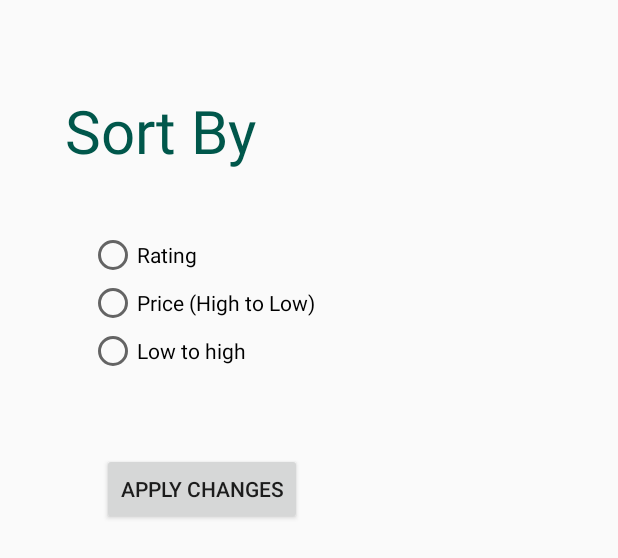
After one commit to hrishikeshpm78/AndroidBazaar, an Android app: the layout activity_sort_page.xml on its own in the app's theme, with its tools: preview values and no code run, on a phone screen of 412 x 824 dp. The commit adds this screen. Shown: the top 558 px of the screen. Run offline under Robolectric (Android 15) with nearby library versions, the light colour scheme and no system bars.

Commit message:
sortpage done

```diff
--- a/app/src/main/AndroidManifest.xml
+++ b/app/src/main/AndroidManifest.xml
@@ -11,7 +11,8 @@
         android:roundIcon="@mipmap/ic_launcher_round"
         android:supportsRtl="true"
         android:theme="@style/AppTheme">
-        <activity android:name=".mainactivities.MyOrders"></activity>
+        <activity android:name=".mainactivities.SortPage"></activity>
+        <activity android:name=".mainactivities.MyOrders" />
         <activity android:name=".mainactivities.CartPage" />
         <activity android:name=".mainactivities.FinalPage" />
         <activity android:name=".mainactivities.ContactUs" />
--- a/app/src/main/java/com/example/bazaar/mainactivities/FinalPage.java
+++ b/app/src/main/java/com/example/bazaar/mainactivities/FinalPage.java
@@ -19,6 +19,9 @@ public class FinalPage extends AppCompatActivity {
             @Override
             public void onClick(View v) {
                 Intent intent=new Intent(FinalPage.this,Home.class);
+                Bundle bundle=new Bundle();
+                bundle.putString("Source","finalpage");
+                intent.putExtras(bundle);
                 startActivity(intent);
             }
         });
--- a/app/src/main/java/com/example/bazaar/mainactivities/MainActivity.java
+++ b/app/src/main/java/com/example/bazaar/mainactivities/MainActivity.java
@@ -70,6 +70,9 @@ public class MainActivity extends AppCompatActivity {
             @Override
             public void onClick(View v) {
                 Intent intent=new Intent(MainActivity.this,Home.class);
+                Bundle bundle=new Bundle();
+                bundle.putString("Source","main_activity");
+                intent.putExtras(bundle);
                 startActivity(intent);
             }
         });
--- a/app/src/main/java/com/example/bazaar/mainactivities/SignupActivity.java
+++ b/app/src/main/java/com/example/bazaar/mainactivities/SignupActivity.java
@@ -94,6 +94,9 @@ public class SignupActivity extends AppCompatActivity {
 
 
         Intent intent=new Intent(SignupActivity.this,Home.class);
+        Bundle bundle=new Bundle();
+        bundle.putString("Source","signup_activity");
+        intent.putExtras(bundle);
         startActivity(intent);
     }
 }
--- /dev/null
+++ b/app/src/main/res/layout/activity_sort_page.xml
@@ -0,0 +1,75 @@
+<?xml version="1.0" encoding="utf-8"?>
+<android.support.constraint.ConstraintLayout xmlns:android="http://schemas.android.com/apk/res/android"
+    xmlns:app="http://schemas.android.com/apk/res-auto"
+    xmlns:tools="http://schemas.android.com/tools"
+    android:layout_width="match_parent"
+    android:layout_height="match_parent"
+    tools:context=".mainactivities.SortPage">
+
+    <TextView
+        android:id="@+id/textView2"
+        android:layout_width="wrap_content"
+        android:layout_height="wrap_content"
+        android:layout_marginStart="8dp"
+        android:layout_marginLeft="8dp"
+        android:layout_marginTop="60dp"
+        android:layout_marginEnd="8dp"
+        android:layout_marginRight="8dp"
+        android:text="Sort By"
+        android:textColor="@color/colorPrimaryDark"
+        android:textSize="40sp"
+        app:layout_constraintEnd_toEndOf="parent"
+        app:layout_constraintHorizontal_bias="0.133"
+        app:layout_constraintStart_toStartOf="parent"
+        app:layout_constraintTop_toTopOf="parent" />
+
+    <RadioGroup
+        android:id="@+id/sort_option"
+        android:layout_width="wrap_content"
+        android:layout_height="wrap_content"
+        android:layout_marginStart="8dp"
+        android:layout_marginLeft="8dp"
+        android:layout_marginTop="40dp"
+        android:layout_marginEnd="8dp"
+        android:layout_marginRight="8dp"
+        android:orientation="vertical"
+        app:layout_constraintEnd_toEndOf="parent"
+        app:layout_constraintHorizontal_bias="0.04"
+        app:layout_constraintStart_toStartOf="@+id/textView2"
+        app:layout_constraintTop_toBottomOf="@+id/textView2">
+
+        <RadioButton
+            android:id="@+id/sort_by_rating"
+            android:layout_width="match_parent"
+            android:layout_height="wrap_content"
+            android:layout_weight="1"
+            android:text="Rating" />
+
+        <RadioButton
+            android:id="@+id/sort_by_price_htol"
+            android:layout_width="match_parent"
+            android:layout_height="wrap_content"
+            android:layout_weight="1"
+            android:text="Price (High to Low)" />
+
+        <RadioButton
+            android:id="@+id/sort_by_price_ltoh"
+            android:layout_width="match_parent"
+            android:layout_height="wrap_content"
+            android:layout_weight="1"
+            android:text="Low to high" />
+    </RadioGroup>
+
+    <Button
+        android:id="@+id/applyChanges"
+        android:layout_width="wrap_content"
+        android:layout_height="wrap_content"
+        android:layout_marginTop="8dp"
+        android:layout_marginBottom="8dp"
+        android:text="Apply Changes"
+        app:layout_constraintBottom_toBottomOf="parent"
+        app:layout_constraintEnd_toEndOf="@+id/sort_option"
+        app:layout_constraintStart_toStartOf="@+id/sort_option"
+        app:layout_constraintTop_toBottomOf="@+id/sort_option"
+        app:layout_constraintVertical_bias="0.086" />
+</android.support.constraint.ConstraintLayout>
--- a/app/src/main/res/layout/product_details.xml
+++ b/app/src/main/res/layout/product_details.xml
@@ -79,12 +79,14 @@
                     android:layout_marginBottom="40dp"
                     android:orientation="horizontal">
                     <Button
+                        android:id="@+id/pd_addToCart"
                         android:layout_width="wrap_content"
                         android:layout_height="match_parent"
                         android:text="Add to Cart"
                         android:layout_gravity="start"
                         android:layout_marginLeft="60dp"/>
                     <Button
+                        android:id="@+id/pd_buyNow"
                         android:layout_width="wrap_content"
                         android:layout_height="match_parent"
                         android:text="Buy Now"
```
Also changed, not shown: app/src/main/java/com/example/bazaar/mainactivities/Home.java (+24 -8 lines), app/src/main/java/com/example/bazaar/mainactivities/ProfilePage.java (+18 -18 lines), app/src/main/java/com/example/bazaar/mainactivities/SortPage.java (added, +41 -0 lines), app/src/main/java/com/example/bazaar/mainactivities/homefragments/ProductDetails.java (+34 -4 lines), app/src/main/java/com/example/bazaar/mainactivities/homefragments/SearchFragment.java (+19 -0 lines), app/src/main/res/layout/app_bar_home.xml (+3 -8 lines), app/src/main/res/layout/search_layout.xml (+33 -1 lines), app/src/main/java/com/example/bazaar/mainactivities/CartPageAdapter.java (line endings or trailing spaces).
